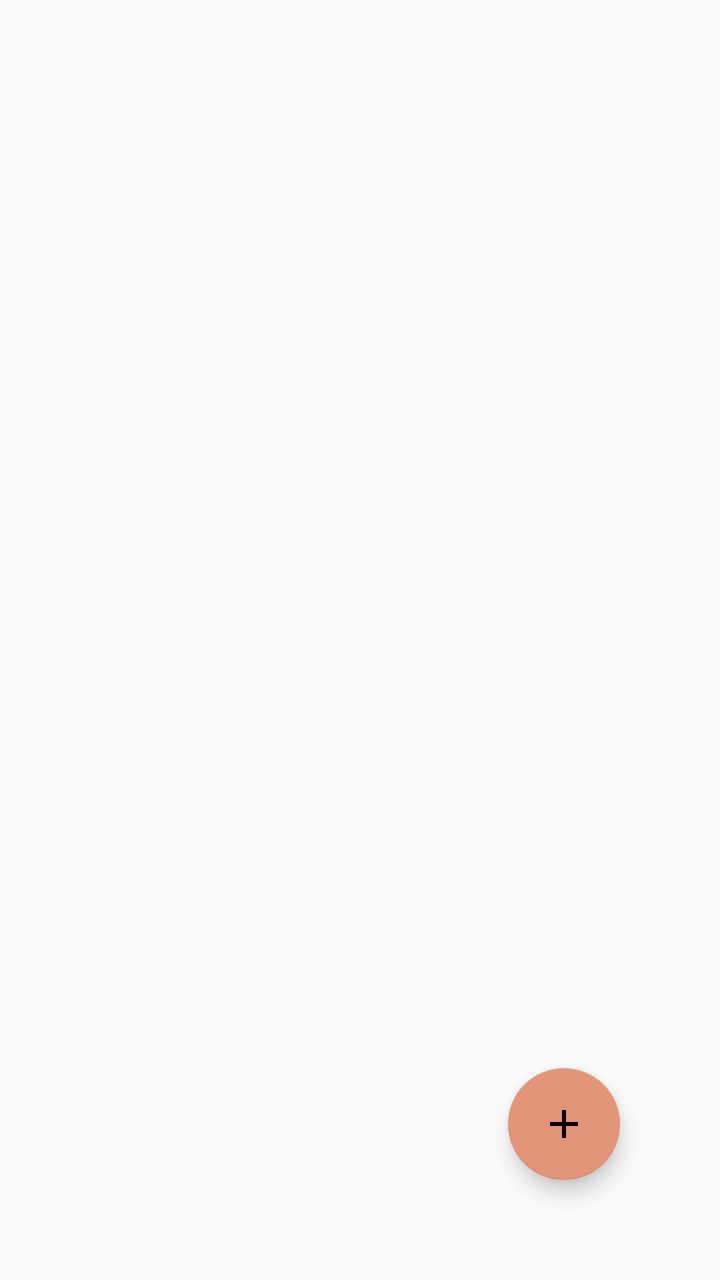
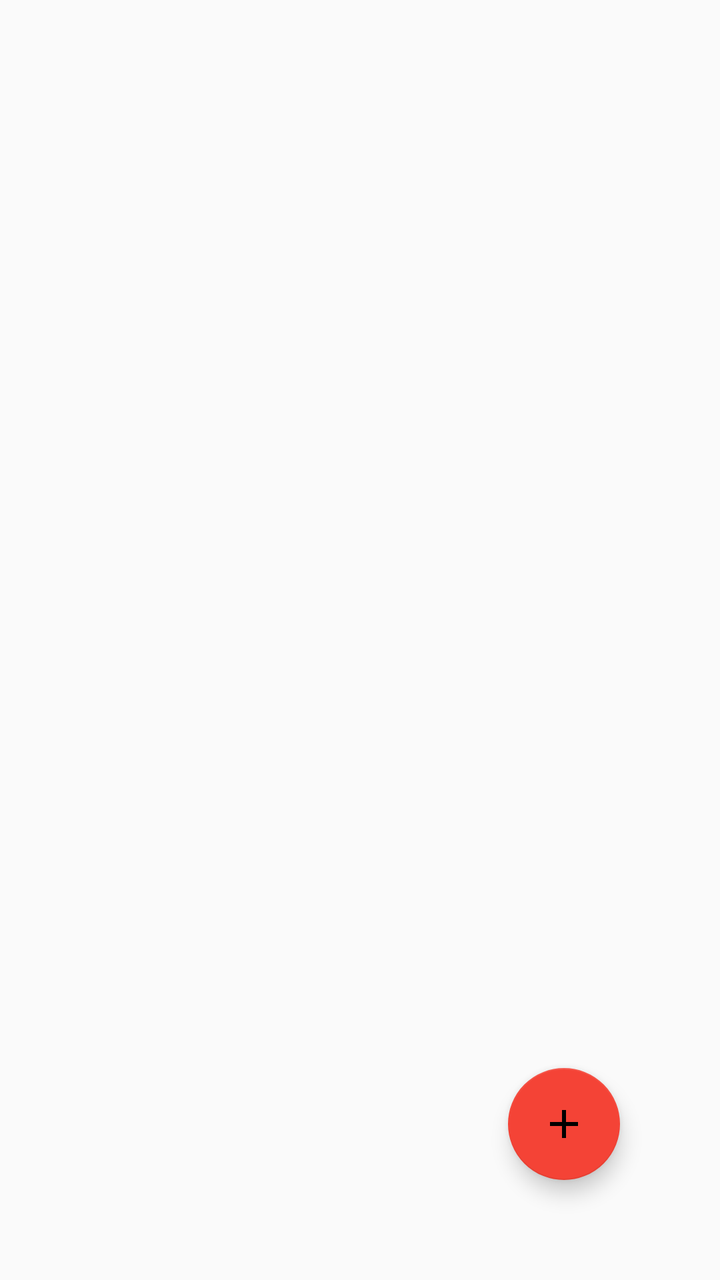

Screens rendered from an Android XML layout before and after an edit, with the pre-edit source and the edit as a unified diff.
<!-- AndroidManifest.xml: application theme AppTheme -->
<!-- res/layout/fragment_toon_data.xml -->
<?xml version="1.0" encoding="utf-8"?>
<FrameLayout xmlns:android="http://schemas.android.com/apk/res/android"
    xmlns:app="http://schemas.android.com/apk/res-auto"
    xmlns:tools="http://schemas.android.com/tools"
    android:layout_width="match_parent"
    android:layout_height="match_parent"
    tools:context=".ui.ToonDataFragment">

    <com.google.android.material.floatingactionbutton.FloatingActionButton
        android:id="@+id/floatingActionButton"
        android:layout_width="wrap_content"
        android:layout_height="wrap_content"
        android:layout_gravity="bottom|end"
        android:layout_margin="50dp"
        android:clickable="true"
        android:contentDescription="Bla bla"
        app:srcCompat="@drawable/ic_add_black_24dp" />

    <androidx.recyclerview.widget.RecyclerView
        android:id="@+id/dataRecycler"
        android:layout_width="match_parent"
        android:layout_height="match_parent"
        android:layout_marginStart="8dp"
        android:layout_marginTop="110dp"
        android:layout_marginEnd="8dp"
        android:layout_marginBottom="8dp"></androidx.recyclerview.widget.RecyclerView>



</FrameLayout>
<!-- resources referenced by this layout -->
<resources>
  <!-- drawable ic_add_black_24dp (drawable) -->
  <vector xmlns:android="http://schemas.android.com/apk/res/android"
          android:width="24dp"
          android:height="24dp"
          android:viewportWidth="24.0"
          android:viewportHeight="24.0">
      <path
          android:fillColor="#FF000000"
          android:pathData="M19,13h-6v6h-2v-6H5v-2h6V5h2v6h6v2z"/>
  </vector>
  <style name="AppTheme" parent="Theme.AppCompat.DayNight.DarkActionBar">
          
          <item name="colorPrimary">@color/colorPrimary</item>
          <item name="colorPrimaryDark">@color/colorPrimaryDark</item>
          <item name="colorAccent">@color/colorAccent</item>
          <item name="colorSecondary">@color/colorSecondary</item>
          <item name="android:windowSplashScreenBackground">@color/colorSecondary</item>
      </style>
  <color name="colorPrimary">#006D77</color>
  <color name="colorPrimaryDark">#83C5BE</color>
  <color name="colorAccent">#E29578</color>
  <color name="colorSecondary">#EDF6F9</color>
</resources>

<!-- the commit's change to res/layout/fragment_toon_data.xml (unified diff, before → after) -->
@@ -21,9 +21,9 @@
         android:layout_width="match_parent"
         android:layout_height="match_parent"
         android:layout_marginStart="8dp"
-        android:layout_marginTop="110dp"
+        android:layout_marginTop="80dp"
         android:layout_marginEnd="8dp"
-        android:layout_marginBottom="8dp"></androidx.recyclerview.widget.RecyclerView>
+        android:layout_marginBottom="8dp" />
 
 
 
<!-- resource entries referenced after the edit -->
@@ -18,9 +18,9 @@
           <item name="colorSecondary">@color/colorSecondary</item>
           <item name="android:windowSplashScreenBackground">@color/colorSecondary</item>
       </style>
-  <color name="colorPrimary">#006D77</color>
+  <color name="colorPrimary">#FFEB3B</color>
   <color name="colorPrimaryDark">#83C5BE</color>
-  <color name="colorAccent">#E29578</color>
+  <color name="colorAccent">#F44336</color>
   <color name="colorSecondary">#EDF6F9</color>
 </resources>
 
